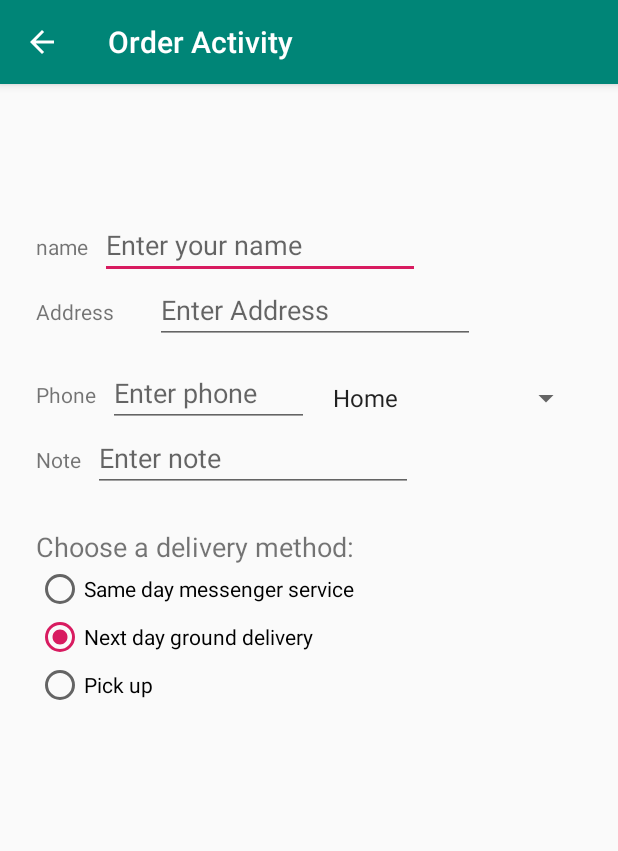
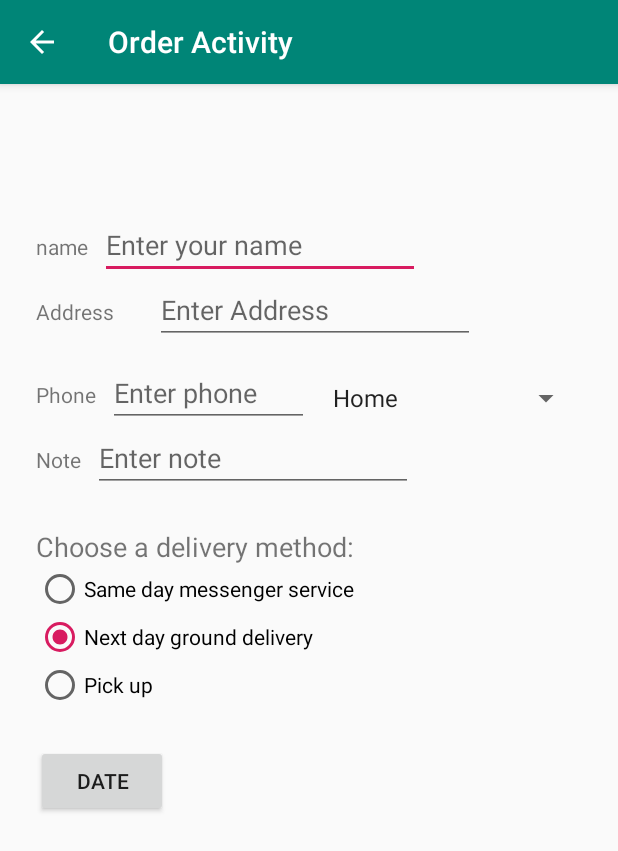
Before and after one commit to ishanstealth18/Android_Fundamentals, an Android app: the OrderActivity screen opened directly, with no data from a screen before it, on a phone screen of 412 x 824 dp. Shown: the top 851 px of the screen. Run offline under Robolectric (Android 15) with nearby library versions, the phone set to English and light mode, and no system bars.

Commit message:
code to add date picker feature

```diff
--- a/DroidCafe/app/build.gradle
+++ b/DroidCafe/app/build.gradle
@@ -24,6 +24,7 @@ dependencies {
     implementation 'androidx.appcompat:appcompat:1.2.0'
     implementation 'androidx.constraintlayout:constraintlayout:1.1.3'
     implementation 'com.google.android.material:material:1.2.0'
+    implementation 'androidx.legacy:legacy-support-v4:1.0.0'
     testImplementation 'junit:junit:4.12'
     androidTestImplementation 'androidx.test.ext:junit:1.1.1'
     androidTestImplementation 'androidx.test.espresso:espresso-core:3.2.0'
--- a/DroidCafe/app/src/main/java/com/lightwave/droidcafe/MainActivity.java
+++ b/DroidCafe/app/src/main/java/com/lightwave/droidcafe/MainActivity.java
@@ -35,6 +35,8 @@ public class MainActivity extends AppCompatActivity {
                 Toast.LENGTH_SHORT).show();
 
     }
+
+
 
     @Override
     public boolean onCreateOptionsMenu(Menu menu) {
--- a/DroidCafe/app/src/main/res/layout/activity_order.xml
+++ b/DroidCafe/app/src/main/res/layout/activity_order.xml
@@ -131,6 +131,7 @@
         app:layout_constraintTop_toBottomOf="@+id/note_text" />
 
     <RadioGroup
+        android:id="@+id/radioGroup"
         android:layout_width="wrap_content"
         android:layout_height="wrap_content"
         android:layout_marginStart="24dp"
@@ -175,4 +176,16 @@
         app:layout_constraintStart_toEndOf="@+id/phone_text"
         app:layout_constraintTop_toBottomOf="@id/address_text" />
 
+    <Button
+        android:id="@+id/date_button"
+        android:layout_width="wrap_content"
+        android:layout_height="wrap_content"
+        android:layout_marginStart="24dp"
+        android:layout_marginLeft="24dp"
+        android:layout_marginTop="24dp"
+        android:text="@string/date"
+        android:onClick="showDatePicker"
+        app:layout_constraintStart_toStartOf="parent"
+        app:layout_constraintTop_toBottomOf="@+id/radioGroup" />
+
 </androidx.constraintlayout.widget.ConstraintLayout>
--- a/DroidCafe/app/src/main/res/values/strings.xml
+++ b/DroidCafe/app/src/main/res/values/strings.xml
@@ -36,6 +36,10 @@
         <item>Mobile</item>
         <item>Other</item>
     </string-array>
+    <!-- TODO: Remove or change this placeholder text -->
+    <string name="hello_blank_fragment">Hello blank fragment</string>
+    <string name="date">Date</string>
+    <string name="datePickerDialog">Date Picker</string>
 
 
 </resources>
--- a/DroidCafe/build.gradle
+++ b/DroidCafe/build.gradle
@@ -7,7 +7,7 @@ buildscript {
 
     }
     dependencies {
-        classpath 'com.android.tools.build:gradle:4.0.0'
+        classpath 'com.android.tools.build:gradle:4.0.1'
 
         // NOTE: Do not place your application dependencies here; they belong
         // in the individual module build.gradle files
```
Also changed, not shown: DroidCafe/app/src/main/java/com/lightwave/droidcafe/DatePickerFragment.java (added, +43 -0 lines), DroidCafe/app/src/main/java/com/lightwave/droidcafe/OrderActivity.java (+14 -0 lines), DroidCafe/app/src/main/res/layout/fragment_date_picker.xml (added, +14 -0 lines).
